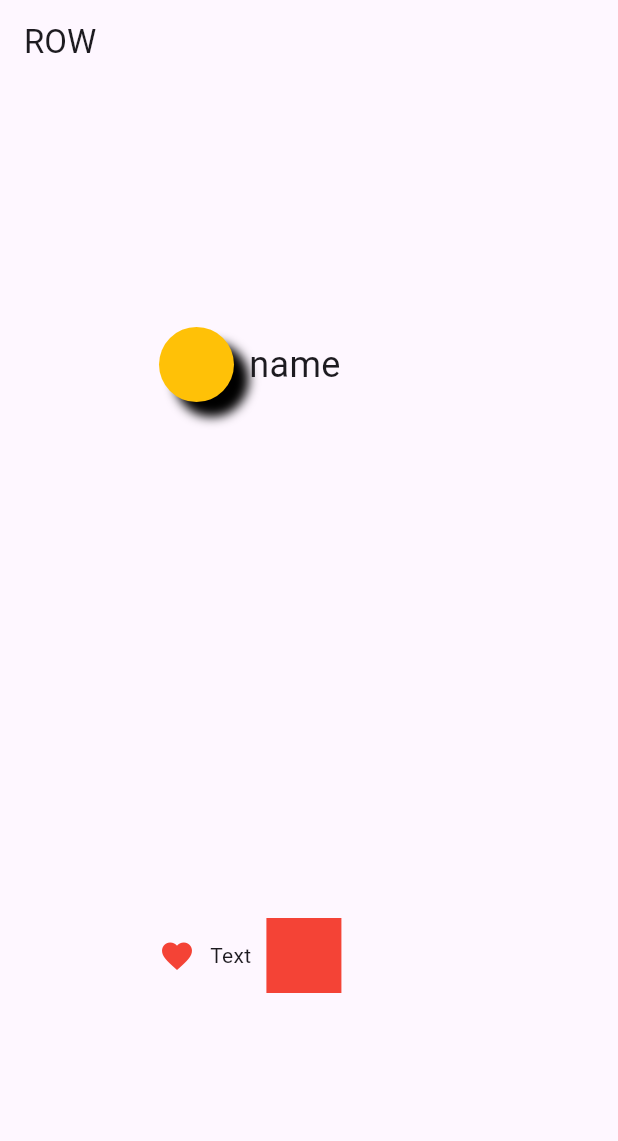
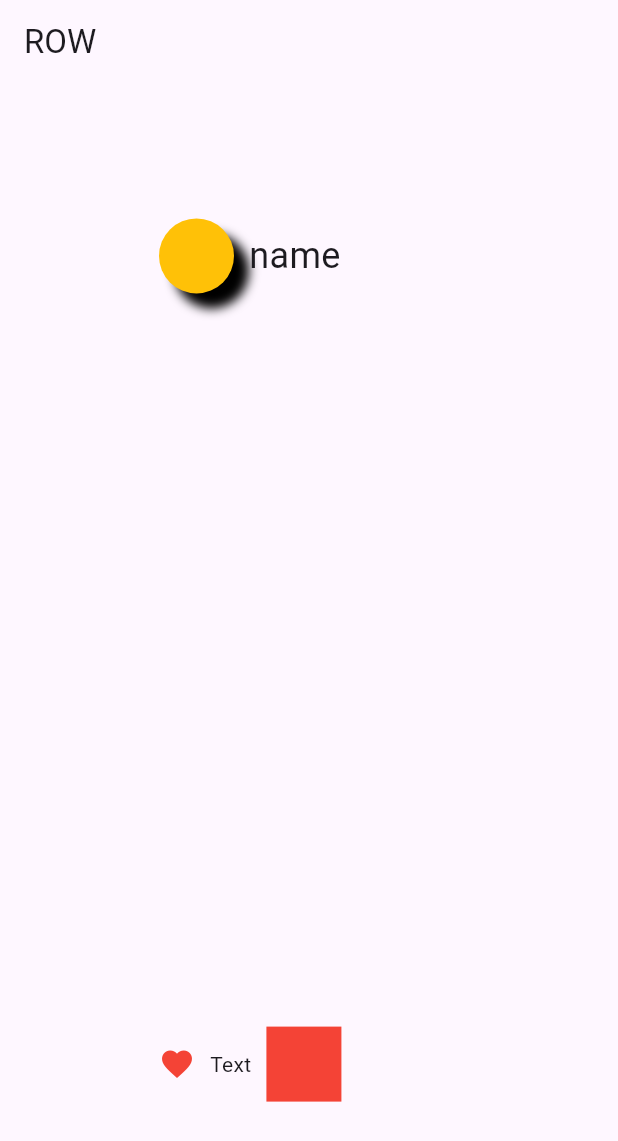
Before and after one commit to pratiksha1425/codexflutter, a Flutter app: the screen it shows after launch, on a phone screen of 412 x 824 dp. Shown: the top 1141 px of the screen. Run offline on Flutter 3.47's test engine with Material 3 defaults, Android fonts, the phone set to English and light mode, and no system bars.

Commit message:
practical 3

```diff
--- a/practical3/lib/assignment4.dart
+++ b/practical3/lib/assignment4.dart
@@ -42,6 +42,9 @@ class Assignment4 extends StatelessWidget {
                   ),
                 ],
               ),
+              Container(
+                height: 200,
+              ),
               SizedBox(height: 20),
               Row(
 
```
